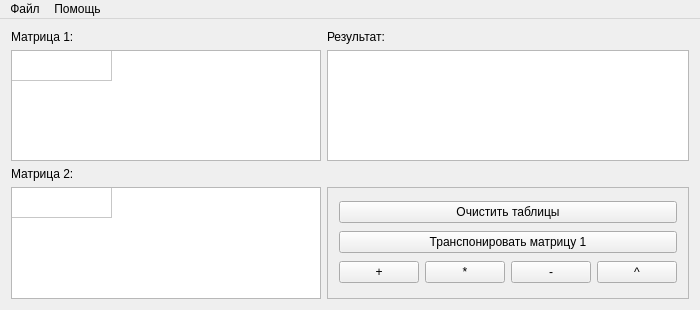
Before: the Qt Designer form mainwindow.ui in PashaWNN/qt_matrix_calculator, drawn with Qt 5.
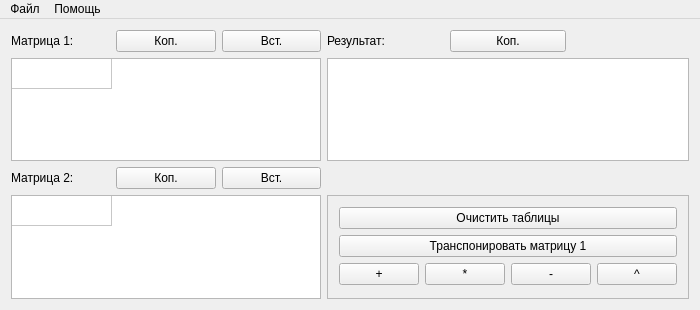
After: the same form once the commit is applied.

Commit message: Oh, forgot about power, now, just casting double to int to power. Added copy and paste. paste doesn't work at moment

```diff
--- a/mainwindow.ui
+++ b/mainwindow.ui
@@ -15,7 +15,127 @@
   </property>
   <widget class="QWidget" name="centralWidget">
    <layout class="QGridLayout" name="gridLayout">
-    <item row="4" column="2">
+    <item row="1" column="4">
+     <widget class="QPushButton" name="btn_rcopy">
+      <property name="text">
+       <string>Коп.</string>
+      </property>
+     </widget>
+    </item>
+    <item row="2" column="0" colspan="3">
+     <widget class="QTableWidget" name="tbl_mat_1">
+      <property name="dragDropMode">
+       <enum>QAbstractItemView::NoDragDrop</enum>
+      </property>
+      <property name="selectionMode">
+       <enum>QAbstractItemView::SingleSelection</enum>
+      </property>
+      <property name="wordWrap">
+       <bool>false</bool>
+      </property>
+      <property name="rowCount">
+       <number>1</number>
+      </property>
+      <property name="columnCount">
+       <number>1</number>
+      </property>
+      <attribute name="horizontalHeaderVisible">
+       <bool>false</bool>
+      </attribute>
+      <attribute name="verticalHeaderVisible">
+       <bool>false</bool>
+      </attribute>
+      <row/>
+      <column/>
+     </widget>
+    </item>
+    <item row="4" column="0" colspan="3">
+     <widget class="QTableWidget" name="tbl_mat_2">
+      <property name="dragDropMode">
+       <enum>QAbstractItemView::NoDragDrop</enum>
+      </property>
+      <property name="selectionMode">
+       <enum>QAbstractItemView::SingleSelection</enum>
+      </property>
+      <property name="wordWrap">
+       <bool>false</bool>
+      </property>
+      <property name="rowCount">
+       <number>1</number>
+      </property>
+      <property name="columnCount">
+       <number>1</number>
+      </property>
+      <attribute name="horizontalHeaderVisible">
+       <bool>false</bool>
+      </attribute>
+      <attribute name="verticalHeaderVisible">
+       <bool>false</bool>
+      </attribute>
+      <row/>
+      <column/>
+     </widget>
+    </item>
+    <item row="1" column="0">
+     <widget class="QLabel" name="label">
+      <property name="text">
+       <string>Матрица 1:</string>
+      </property>
+     </widget>
+    </item>
+    <item row="1" column="3">
+     <widget class="QLabel" name="label_2">
+      <property name="text">
+       <string>Результат:</string>
+      </property>
+     </widget>
+    </item>
+    <item row="3" column="0">
+     <widget class="QLabel" name="label_3">
+      <property name="text">
+       <string>Матрица 2:</string>
+      </property>
+     </widget>
+    </item>
+    <item row="3" column="2">
+     <widget class="QPushButton" name="btn_m2paste">
+      <property name="text">
+       <string>Вст.</string>
+      </property>
+     </widget>
+    </item>
+    <item row="3" column="1">
+     <widget class="QPushButton" name="btn_m2copy">
+      <property name="text">
+       <string>Коп.</string>
+      </property>
+     </widget>
+    </item>
+    <item row="1" column="1">
+     <widget class="QPushButton" name="btn_m1copy">
+      <property name="text">
+       <string>Коп.</string>
+      </property>
+     </widget>
+    </item>
+    <item row="1" column="2">
+     <widget class="QPushButton" name="btn_m1paste">
+      <property name="text">
+       <string>Вст.</string>
+      </property>
+     </widget>
+    </item>
+    <item row="2" column="3" colspan="3">
+     <widget class="QTableWidget" name="tbl_result">
+      <attribute name="horizontalHeaderVisible">
+       <bool>false</bool>
+      </attribute>
+      <attribute name="verticalHeaderVisible">
+       <bool>false</bool>
+      </attribute>
+     </widget>
+    </item>
+    <item row="4" column="3" colspan="3">
      <widget class="QFrame" name="actions">
       <property name="frameShape">
        <enum>QFrame::StyledPanel</enum>
@@ -69,91 +189,6 @@
       </layout>
      </widget>
     </item>
-    <item row="1" column="0">
-     <widget class="QLabel" name="label">
-      <property name="text">
-       <string>Матрица 1:</string>
-      </property>
-     </widget>
-    </item>
-    <item row="1" column="2">
-     <widget class="QLabel" name="label_2">
-      <property name="text">
-       <string>Результат:</string>
-      </property>
-     </widget>
-    </item>
-    <item row="3" column="0">
-     <widget class="QLabel" name="label_3">
-      <property name="text">
-       <string>Матрица 2:</string>
-      </property>
-     </widget>
-    </item>
-    <item row="2" column="0">
-     <widget class="QTableWidget" name="tbl_mat_1">
-      <property name="dragDropMode">
-       <enum>QAbstractItemView::NoDragDrop</enum>
-      </property>
-      <property name="selectionMode">
-       <enum>QAbstractItemView::SingleSelection</enum>
-      </property>
-      <property name="wordWrap">
-       <bool>false</bool>
-      </property>
-      <property name="rowCount">
-       <number>1</number>
-      </property>
-      <property name="columnCount">
-       <number>1</number>
-      </property>
-      <attribute name="horizontalHeaderVisible">
-       <bool>false</bool>
-      </attribute>
-      <attribute name="verticalHeaderVisible">
-       <bool>false</bool>
-      </attribute>
-      <row/>
-      <column/>
-     </widget>
-    </item>
-    <item row="2" column="2">
-     <widget class="QTableWidget" name="tbl_result">
-      <attribute name="horizontalHeaderVisible">
-       <bool>false</bool>
-      </attribute>
-      <attribute name="verticalHeaderVisible">
-       <bool>false</bool>
-      </attribute>
-     </widget>
-    </item>
-    <item row="4" column="0">
-     <widget class="QTableWidget" name="tbl_mat_2">
-      <property name="dragDropMode">
-       <enum>QAbstractItemView::NoDragDrop</enum>
-      </property>
-      <property name="selectionMode">
-       <enum>QAbstractItemView::SingleSelection</enum>
-      </property>
-      <property name="wordWrap">
-       <bool>false</bool>
-      </property>
-      <property name="rowCount">
-       <number>1</number>
-      </property>
-      <property name="columnCount">
-       <number>1</number>
-      </property>
-      <attribute name="horizontalHeaderVisible">
-       <bool>false</bool>
-      </attribute>
-      <attribute name="verticalHeaderVisible">
-       <bool>false</bool>
-      </attribute>
-      <row/>
-      <column/>
-     </widget>
-    </item>
    </layout>
   </widget>
   <widget class="QMenuBar" name="menuBar">
```
The commit also changes 3 other files.
